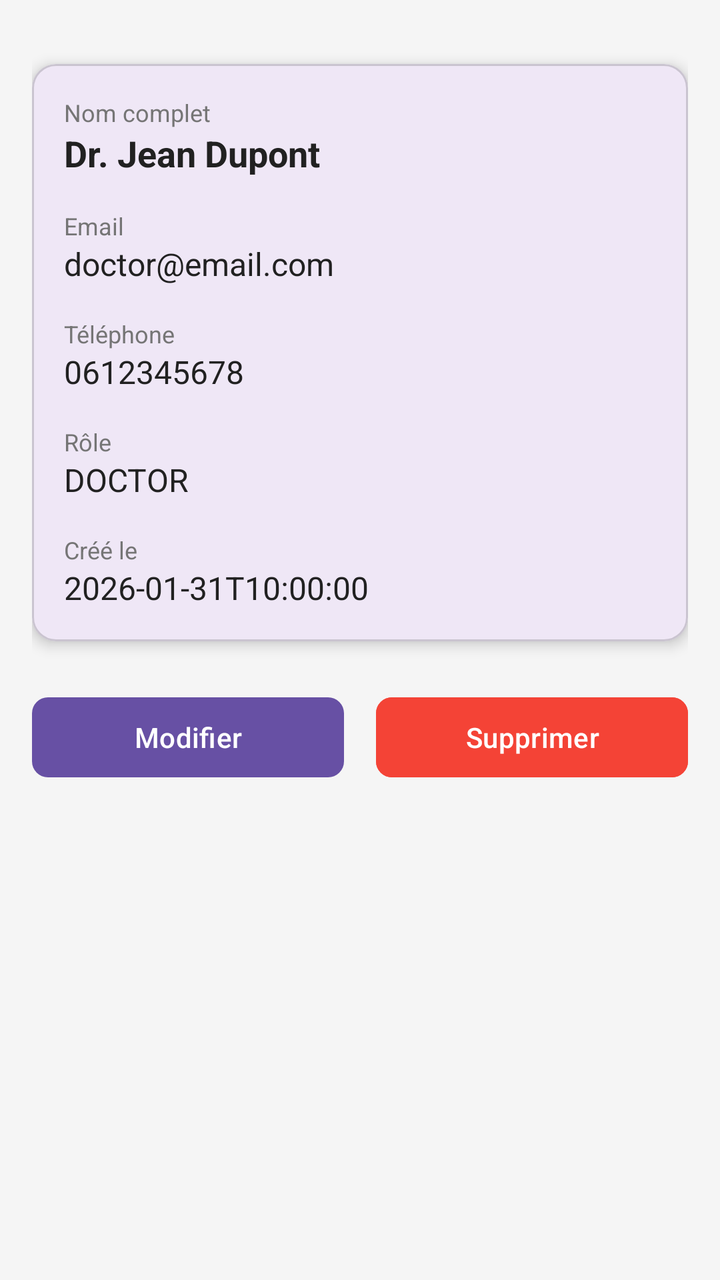
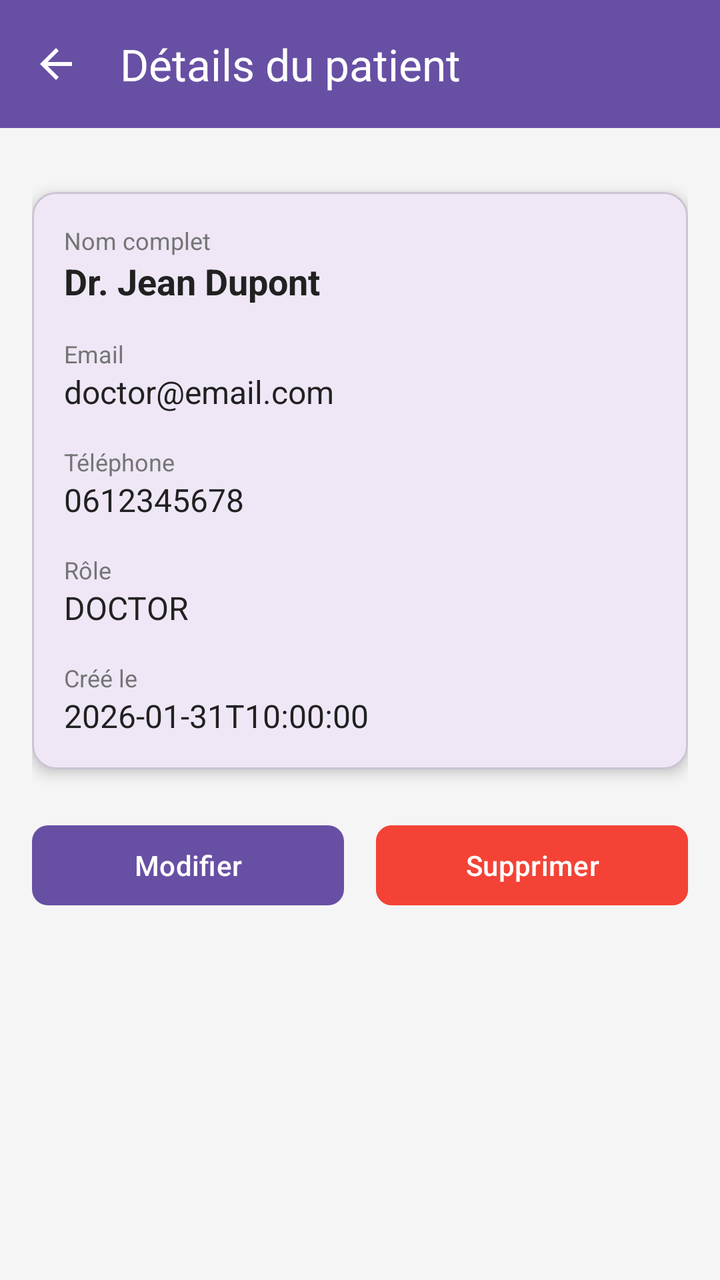

Screens rendered from an Android XML layout before and after an edit, with the pre-edit source and the edit as a unified diff.
<!-- AndroidManifest.xml: application theme Theme.CabinetMedical -->
<!-- res/layout/activity_admin_patient_details.xml -->
<?xml version="1.0" encoding="utf-8"?>
<ScrollView xmlns:android="http://schemas.android.com/apk/res/android"
    xmlns:app="http://schemas.android.com/apk/res-auto"
    android:layout_width="match_parent"
    android:layout_height="match_parent"
    android:background="#F5F5F5"
    android:fillViewport="true">

    <LinearLayout
        android:layout_width="match_parent"
        android:layout_height="wrap_content"
        android:orientation="vertical"
        android:padding="16dp">

        
        <ProgressBar
            android:id="@+id/progress_bar"
            android:layout_width="wrap_content"
            android:layout_height="wrap_content"
            android:layout_gravity="center"
            android:visibility="gone" />

        
        <TextView
            android:id="@+id/error_message"
            android:layout_width="match_parent"
            android:layout_height="wrap_content"
            android:background="@drawable/error_background"
            android:padding="12dp"
            android:textColor="@color/error"
            android:visibility="gone" />

        
        <com.google.android.material.card.MaterialCardView
            android:layout_width="match_parent"
            android:layout_height="wrap_content"
            android:layout_marginTop="16dp"
            app:cardCornerRadius="12dp"
            app:cardElevation="4dp">

            <LinearLayout
                android:layout_width="match_parent"
                android:layout_height="wrap_content"
                android:orientation="vertical"
                android:padding="16dp">

                
                <TextView
                    android:layout_width="wrap_content"
                    android:layout_height="wrap_content"
                    android:text="Nom complet"
                    android:textColor="@color/text_secondary"
                    android:textSize="12sp" />

                <TextView
                    android:id="@+id/patient_name"
                    android:layout_width="wrap_content"
                    android:layout_height="wrap_content"
                    android:text="Dr. Jean Dupont"
                    android:textColor="@color/text_primary"
                    android:textSize="18sp"
                    android:textStyle="bold"
                    android:layout_marginBottom="16dp" />

                
                <TextView
                    android:layout_width="wrap_content"
                    android:layout_height="wrap_content"
                    android:text="Email"
                    android:textColor="@color/text_secondary"
                    android:textSize="12sp" />

                <TextView
                    android:id="@+id/patient_email"
                    android:layout_width="wrap_content"
                    android:layout_height="wrap_content"
                    android:text="doctor@email.com"
                    android:textColor="@color/text_primary"
                    android:textSize="16sp"
                    android:layout_marginBottom="16dp" />

                
                <TextView
                    android:layout_width="wrap_content"
                    android:layout_height="wrap_content"
                    android:text="Téléphone"
                    android:textColor="@color/text_secondary"
                    android:textSize="12sp" />

                <TextView
                    android:id="@+id/patient_phone"
                    android:layout_width="wrap_content"
                    android:layout_height="wrap_content"
                    android:text="0612345678"
                    android:textColor="@color/text_primary"
                    android:textSize="16sp"
                    android:layout_marginBottom="16dp" />

                
                <TextView
                    android:layout_width="wrap_content"
                    android:layout_height="wrap_content"
                    android:text="Rôle"
                    android:textColor="@color/text_secondary"
                    android:textSize="12sp" />

                <TextView
                    android:id="@+id/patient_role"
                    android:layout_width="wrap_content"
                    android:layout_height="wrap_content"
                    android:text="DOCTOR"
                    android:textColor="@color/text_primary"
                    android:textSize="16sp"
                    android:layout_marginBottom="16dp" />

                
                <TextView
                    android:layout_width="wrap_content"
                    android:layout_height="wrap_content"
                    android:text="Créé le"
                    android:textColor="@color/text_secondary"
                    android:textSize="12sp" />

                <TextView
                    android:id="@+id/patient_created_at"
                    android:layout_width="wrap_content"
                    android:layout_height="wrap_content"
                    android:text="2026-01-31T10:00:00"
                    android:textColor="@color/text_primary"
                    android:textSize="16sp" />

            </LinearLayout>

        </com.google.android.material.card.MaterialCardView>

        
        <LinearLayout
            android:layout_width="match_parent"
            android:layout_height="wrap_content"
            android:orientation="horizontal"
            android:layout_marginTop="24dp"
            android:gravity="center">

            
            <com.google.android.material.button.MaterialButton
                android:id="@+id/button_edit"
                android:layout_width="0dp"
                android:layout_height="wrap_content"
                android:layout_weight="1"
                android:text="Modifier"
                android:textColor="@color/white"
                app:cornerRadius="8dp"
                android:layout_marginEnd="8dp" />

            
            <com.google.android.material.button.MaterialButton
                android:id="@+id/button_delete"
                android:layout_width="0dp"
                android:layout_height="wrap_content"
                android:layout_weight="1"
                android:text="Supprimer"
                android:textColor="@color/white"
                android:backgroundTint="@color/error"
                app:cornerRadius="8dp"
                android:layout_marginStart="8dp" />

        </LinearLayout>

    </LinearLayout>

</ScrollView>
<!-- resources referenced by this layout -->
<resources>
  <color name="error">#F44336</color>
  <color name="text_primary">#212121</color>
  <color name="text_secondary">#757575</color>
  <color name="white">#FFFFFFFF</color>
  <!-- drawable error_background (drawable) -->
  <?xml version="1.0" encoding="utf-8"?>
  <shape xmlns:android="http://schemas.android.com/apk/res/android"
      android:shape="rectangle">
      <solid android:color="#FFEBEE" />
      <corners android:radius="8dp" />
      <stroke
          android:width="1dp"
          android:color="#F44336" />
  </shape>
  <style name="Theme.CabinetMedical" parent="Base.Theme.CabinetMedical" />
  <style name="Base.Theme.CabinetMedical" parent="Theme.Material3.DayNight.NoActionBar">
          
          
      </style>
</resources>

<!-- the commit's change to res/layout/activity_admin_patient_details.xml (unified diff, before → after) -->
@@ -1,10 +1,27 @@
 <?xml version="1.0" encoding="utf-8"?>
-<ScrollView xmlns:android="http://schemas.android.com/apk/res/android"
+<LinearLayout xmlns:android="http://schemas.android.com/apk/res/android"
     xmlns:app="http://schemas.android.com/apk/res-auto"
     android:layout_width="match_parent"
     android:layout_height="match_parent"
-    android:background="#F5F5F5"
-    android:fillViewport="true">
+    android:orientation="vertical">
+
+    
+    <com.google.android.material.appbar.MaterialToolbar
+        android:id="@+id/toolbar"
+        android:layout_width="match_parent"
+        android:layout_height="?attr/actionBarSize"
+        android:background="?attr/colorPrimary"
+        app:title="Détails du patient"
+        app:titleTextColor="@android:color/white"
+        app:navigationIcon="?attr/homeAsUpIndicator"
+        app:navigationIconTint="@android:color/white" />
+
+    <ScrollView
+        android:layout_width="match_parent"
+        android:layout_height="0dp"
+        android:layout_weight="1"
+        android:background="#F5F5F5"
+        android:fillViewport="true">
 
     <LinearLayout
         android:layout_width="match_parent"
@@ -168,4 +185,6 @@
 
     </LinearLayout>
 
-</ScrollView>
+    </ScrollView>
+
+</LinearLayout>
